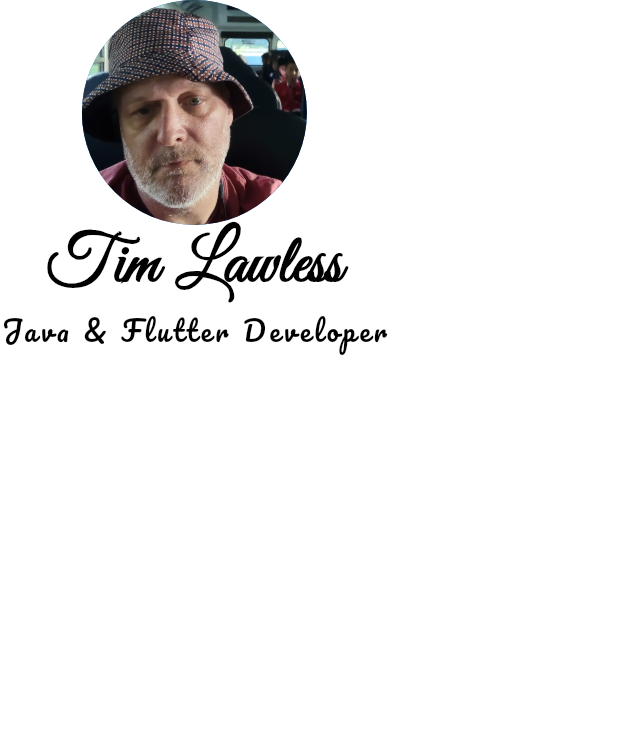
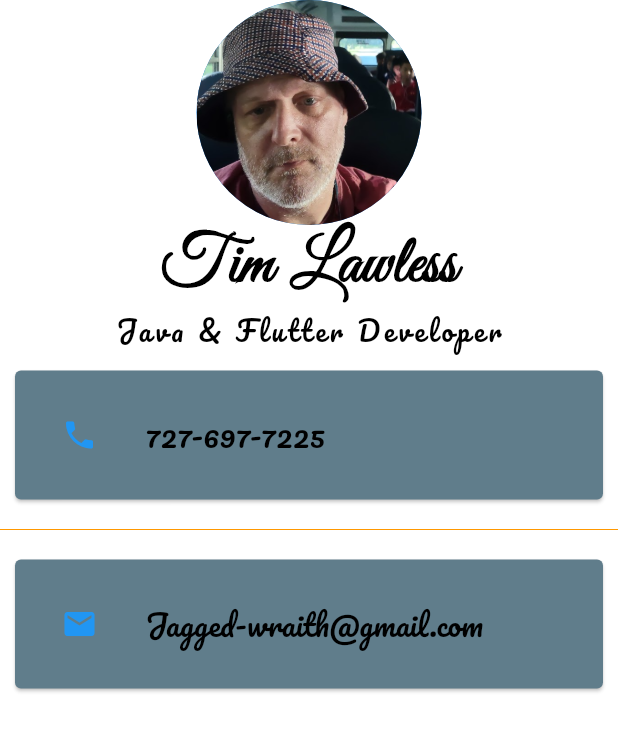
Before and after one commit to tlaw22/business_card, a Flutter app: the screen it shows after launch, on a phone screen of 412 x 824 dp. Shown: the top 731 px of the screen. Run offline on Flutter 3.47's test engine with Material 2 defaults, Android fonts, the phone set to English and light mode, and no system bars.

Commit message:
Added more layout1 Added Cards

```diff
--- a/lib/main.dart
+++ b/lib/main.dart
@@ -16,7 +16,7 @@ class MyApp extends StatelessWidget {
           child: Column(
             crossAxisAlignment: CrossAxisAlignment.center,
             mainAxisSize: MainAxisSize.max,
-            children: const <Widget>[
+            children: <Widget>[
               CircleAvatar(
                 radius: 75.0,
                 backgroundImage: AssetImage('res/tim.png'),
@@ -28,7 +28,6 @@ class MyApp extends StatelessWidget {
                     color: Colors.black,
                     fontWeight: FontWeight.bold,
                   )),
-
               Text('Java & Flutter Developer',
                   style: TextStyle(
                     fontSize: 18,
@@ -38,11 +37,80 @@ class MyApp extends StatelessWidget {
                     letterSpacing: 2.5,
 
                   )),
+            const Card(
+              color: Colors.blueGrey,
+              margin: EdgeInsets.symmetric(vertical: 10.0,
+              horizontal: 10),
+              child: Padding(
+                padding: EdgeInsets.all(15.0),
+                child: ListTile(
+                  leading: Icon(Icons.phone,
+                    color: Colors.blue,
+                  ),
+                  title: Text('727-697-7225',
+                  style: TextStyle(
+                  color: Colors.black,
+                  fontFamily: 'Pacifico',
+                  fontSize: 20.0,
 
+                )
+              ),
+            ),
+              ),
+            ),
+              SizedBox(
+                child: Divider(
+                  color: Colors.orange,
+                  height: 20,
+                ),
+              ),
+              const Card(
+                color: Colors.blueGrey,
+                margin: EdgeInsets.symmetric(vertical: 10.0,
+                    horizontal: 10),
+                child: Padding(
+                  padding: EdgeInsets.all(15.0),
+                  child: ListTile(
+                    leading: Icon(Icons.email,
+                      color: Colors.blue,
+                    ),
+                    title: Text('Jagged-wraith@gmail.com',
+                        style: TextStyle(
+                          color: Colors.black,
+                          fontFamily: 'Pacifico',
+                          fontSize: 20.0,
+
+                        )
+                    ),
+                  ),
+                ),
+              ),
             ],
           ),
+
         ),
+
       ),
     );
   }
 }
+
+/*
+ Row(
+                  children: <Widget>[
+                    Icon(Icons.phone,
+                    color: Colors.blueAccent,
+                    size: 25.0,),
+                    SizedBox(
+                      width: 10.0,
+                    ),
+                    Text('727-697-7225',
+                    style: TextStyle(
+                      color: Colors.black,
+                      fontFamily: 'Pacifico',
+                      fontSize: 20.0
+                    ),)
+                  ],
+                ),
+
+ */
```
